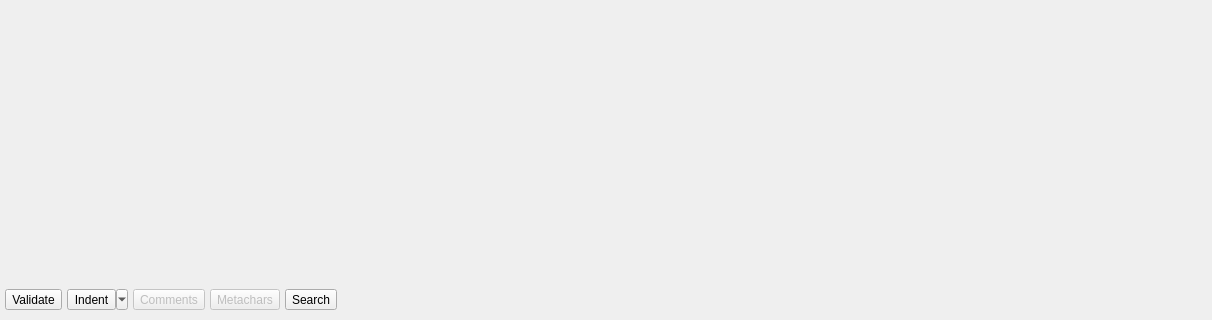
First picture: the form in apps/pgmodeler-se/ui/sourceeditorwidget.ui, repository maniac787/pgmodeler, before the edit; both pictures show x 0 to 1212 and y 416 to 736 of the 1212 by 736 pixel window.
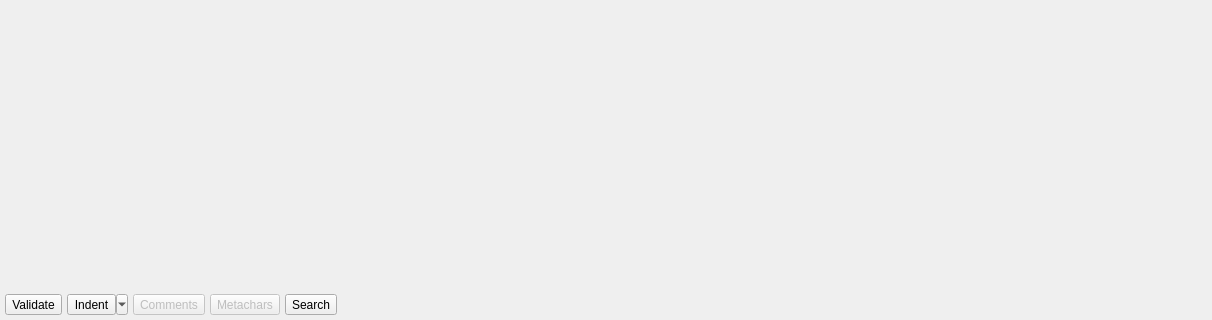
Second picture: the form after the edit. Icons and pictures are not drawn.

The edit to the form file:
```diff
--- a/apps/pgmodeler-se/ui/sourceeditorwidget.ui
+++ b/apps/pgmodeler-se/ui/sourceeditorwidget.ui
@@ -65,7 +65,7 @@
       <number>5</number>
      </property>
      <property name="bottomMargin">
-      <number>5</number>
+      <number>0</number>
      </property>
      <item>
       <widget class="QToolButton" name="validate_tb">
```
Left out of the diff: 27 changed lines with no effect on the pictures.
